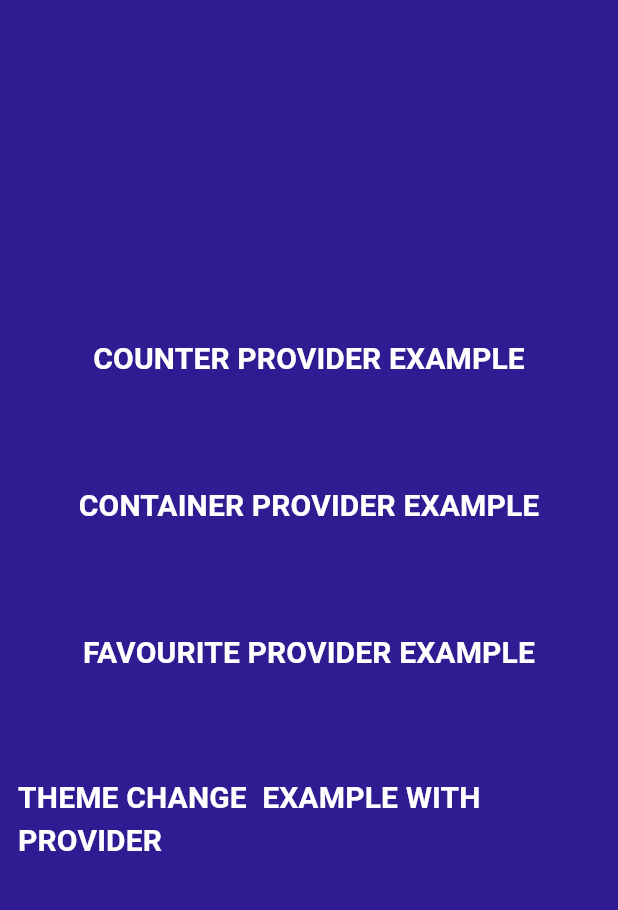
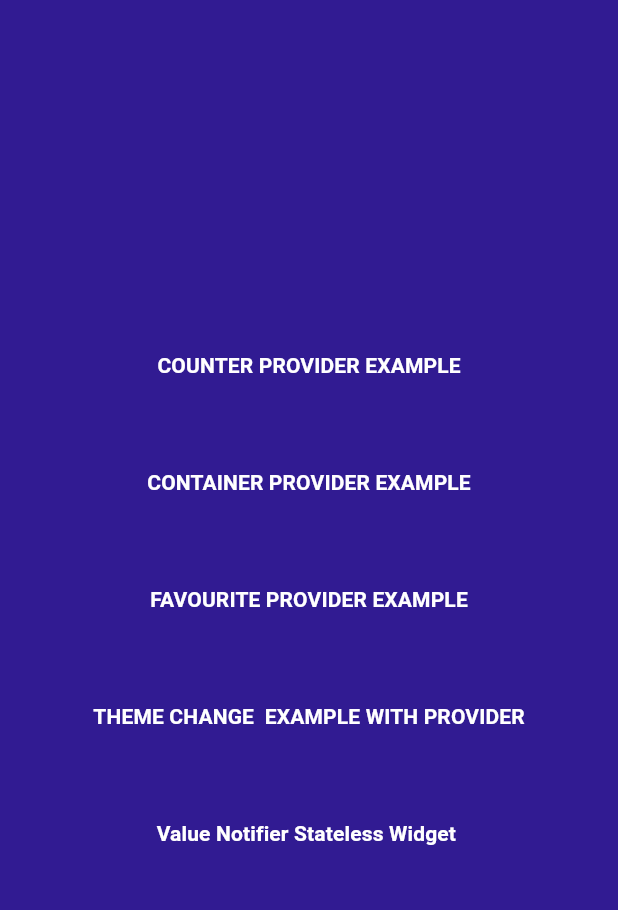
Before and after one commit to ravikumarsaini3/provider_basic_1, a Flutter app: the screen it shows after launch, on a phone screen of 412 x 824 dp, the part 61-971 px from its top. Run offline on Flutter 3.47's test engine with Material 3 defaults, Android fonts, the phone set to English and light mode, and no system bars.

Commit message:
change in stateless widget with provider value notifier

```diff
--- a/lib/main.dart
+++ b/lib/main.dart
@@ -7,6 +7,7 @@ import 'package:provider_basic_example/provider/theme_provider.dart';
 import 'package:provider_basic_example/screen/switch_screen.dart';
 
 import 'package:provider_basic_example/screen/theme_screen.dart';
+import 'package:provider_basic_example/screen/value_notifier_statelesswidget.dart';
 
 void main() {
   runApp(const MyApp());
--- a/lib/screen/switch_screen.dart
+++ b/lib/screen/switch_screen.dart
@@ -3,6 +3,7 @@ import 'package:provider_basic_example/screen/container_screen.dart';
 import 'package:provider_basic_example/screen/count_screen.dart';
 import 'package:provider_basic_example/screen/favourite_screen.dart';
 import 'package:provider_basic_example/screen/theme_screen.dart';
+import 'package:provider_basic_example/screen/value_notifier_statelesswidget.dart';
 
 class SwitchScreen extends StatelessWidget {
   const SwitchScreen({super.key});
@@ -35,10 +36,10 @@ class SwitchScreen extends StatelessWidget {
                 style: TextStyle(
                     color: Colors.white,
                     fontWeight: FontWeight.bold,
-                    fontSize: 20),
+                    fontSize: 14),
               )),
           const SizedBox(
-            height: 50,
+            height: 30,
           ),
           Center(
             child: TextButton(
@@ -54,11 +55,11 @@ class SwitchScreen extends StatelessWidget {
                   style: TextStyle(
                       color: Colors.white,
                       fontWeight: FontWeight.bold,
-                      fontSize: 20),
+                      fontSize: 14),
                 )),
           ),
           const SizedBox(
-            height: 50,
+            height: 30,
           ),
           Center(
               child: TextButton(
@@ -74,26 +75,47 @@ class SwitchScreen extends StatelessWidget {
                     style: TextStyle(
                         color: Colors.white,
                         fontWeight: FontWeight.bold,
-                        fontSize: 20),
+                        fontSize: 14),
                   ))),
           const SizedBox(
-            height: 50,
+            height: 30,
+          ),
+          Center(
+            child: TextButton(
+              onPressed: () {
+                Navigator.push(context, MaterialPageRoute(
+                  builder: (context) {
+                    return const ThemeScreen();
+                  },
+                ));
+              },
+              child: const Text(
+                'THEME CHANGE  EXAMPLE WITH PROVIDER',
+                style: TextStyle(
+                    color: Colors.white,
+                    fontWeight: FontWeight.bold,
+                    fontSize: 14),
+              ),
+            ),
+          ),
+          const SizedBox(
+            height: 30,
           ),
           Center(
               child: TextButton(
                   onPressed: () {
                     Navigator.push(context, MaterialPageRoute(
                       builder: (context) {
-                        return const ThemeScreen();
+                        return const ValueNotifierStatelesswidget();
                       },
                     ));
                   },
                   child: const Text(
-                    'THEME CHANGE  EXAMPLE WITH PROVIDER',
+                    'Value Notifier Stateless Widget ',
                     style: TextStyle(
                         color: Colors.white,
                         fontWeight: FontWeight.bold,
-                        fontSize: 20),
+                        fontSize: 14),
                   )))
         ],
       ),
--- /dev/null
+++ b/lib/screen/value_notifier_statelesswidget.dart
@@ -0,0 +1,69 @@
+import 'package:flutter/material.dart';
+import 'package:flutter/widgets.dart';
+
+class ValueNotifierStatelesswidget extends StatelessWidget {
+  const ValueNotifierStatelesswidget({super.key});
+
+  @override
+  Widget build(BuildContext context) {
+    ValueNotifier<int> _count = ValueNotifier(0);
+    ValueNotifier<bool> bubble = ValueNotifier(true);
+    return Scaffold(
+      appBar: AppBar(
+        title: const Text('Stateless widget works as statefull'),
+      ),
+      body: Column(
+        mainAxisAlignment: MainAxisAlignment.center,
+        children: [
+          ValueListenableBuilder(
+            valueListenable: bubble,
+            builder: (context, value, child) {
+              return TextField(
+                obscureText: bubble.value,
+                decoration: InputDecoration(
+                  suffixIcon: IconButton(
+                      onPressed: () {
+                        //  bubble.value = !bubble.value;
+                        if (bubble.value) {
+                          bubble.value = false;
+                        } else {
+                          bubble.value = true;
+                        }
+                      },
+                      icon: Icon(bubble.value
+                          ? Icons.visibility
+                          : Icons.visibility_off)),
+                  hintText: 'password',
+                ),
+              );
+            },
+          ),
+          SizedBox(
+            height: 30,
+          ),
+          ValueListenableBuilder(
+            valueListenable: _count,
+            builder: (context, value, child) {
+              return Center(
+                child: CircleAvatar(
+                  backgroundColor: Colors.grey,
+                  radius: 30,
+                  child: Text(
+                    _count.value.toString(),
+                    style: TextStyle(color: Colors.red, fontSize: 28),
+                  ),
+                ),
+              );
+            },
+          )
+        ],
+      ),
+      floatingActionButton: FloatingActionButton(
+        onPressed: () {
+          _count.value++;
+        },
+        child: Icon(Icons.ad_units),
+      ),
+    );
+  }
+}
```
